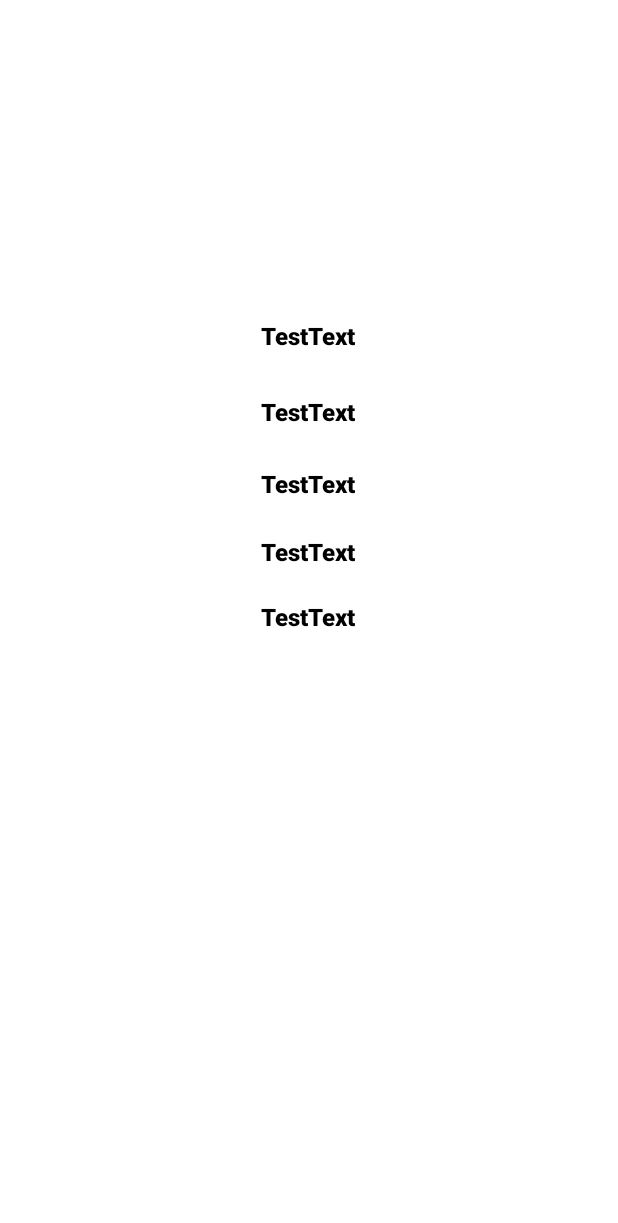
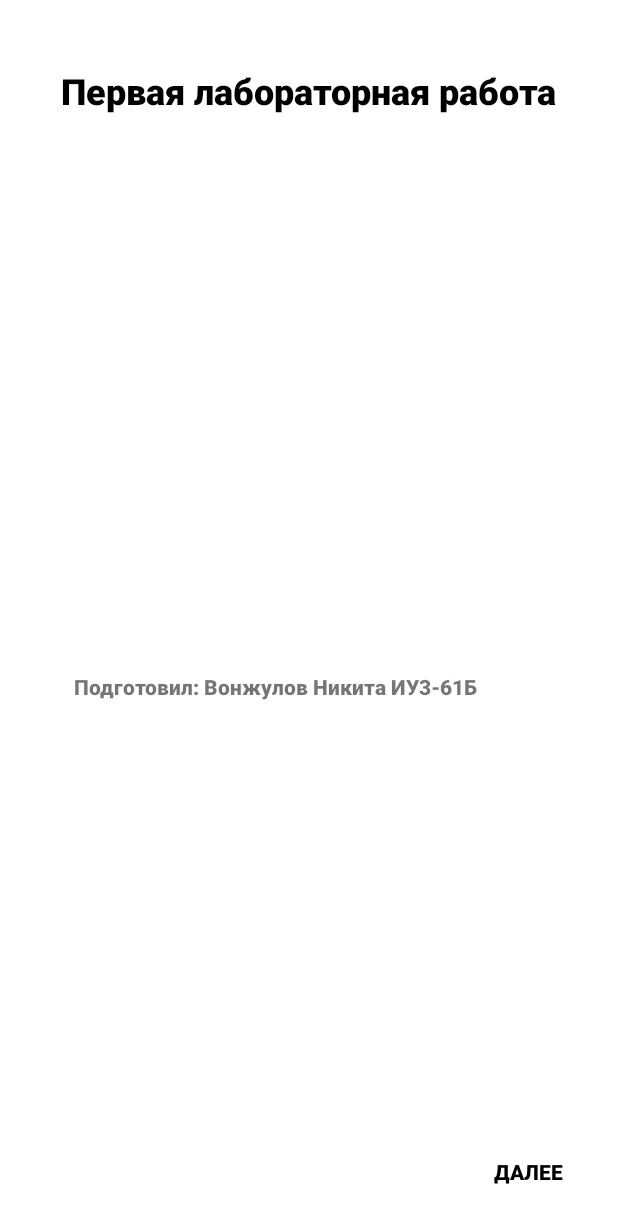
Before and after one commit to vvnikita74/C_and_Java_Android, an Android app: the layout activity_main.xml on its own in the app's theme, with its tools: preview values and no code run, on a phone screen of 412 x 824 dp. Shown: the top 1223 px of the screen. Run offline under Robolectric (Android 15) with nearby library versions, the phone set to English and light mode, and no system bars.

Commit message:
added button to change activity

```diff
--- a/app/build.gradle
+++ b/app/build.gradle
@@ -46,7 +46,6 @@ android {
 }
 
 dependencies {
-
     implementation 'androidx.appcompat:appcompat:1.4.1'
     implementation 'com.google.android.material:material:1.5.0'
     implementation 'androidx.constraintlayout:constraintlayout:2.1.3'
--- a/app/src/main/AndroidManifest.xml
+++ b/app/src/main/AndroidManifest.xml
@@ -20,6 +20,9 @@
                 <category android:name="android.intent.category.LAUNCHER" />
             </intent-filter>
         </activity>
+        <activity android:name=".FirstTaskActivity">
+
+        </activity>
     </application>
 
 </manifest>
--- a/app/src/main/res/layout/activity_main.xml
+++ b/app/src/main/res/layout/activity_main.xml
@@ -7,78 +7,46 @@
     tools:context=".MainActivity">
 
     <TextView
-        android:id="@+id/sample_text"
+        android:id="@+id/IntroText"
+        android:layout_width="wrap_content"
+        android:layout_height="wrap_content"
+        android:layout_marginTop="44dp"
+        android:fontFamily="sans-serif-black"
+        android:text="Первая лабораторная работа"
+        android:textColor="#000000"
+        android:textSize="24sp"
+        app:layout_constraintEnd_toEndOf="parent"
+        app:layout_constraintStart_toStartOf="parent"
+        app:layout_constraintTop_toTopOf="parent" />
+
+    <Button
+        android:id="@+id/NextButton"
+        style="@style/Widget.AppCompat.Button.Borderless"
         android:layout_width="wrap_content"
         android:layout_height="wrap_content"
         android:fontFamily="sans-serif-black"
-        android:text="TestText"
+        android:onClick="NextClick"
+        android:text="Далее"
         android:textColor="#000000"
-        android:textSize="16sp"
         app:layout_constraintBottom_toBottomOf="parent"
         app:layout_constraintEnd_toEndOf="parent"
-        app:layout_constraintHorizontal_bias="0.498"
+        app:layout_constraintHorizontal_bias="0.95"
         app:layout_constraintStart_toStartOf="parent"
         app:layout_constraintTop_toTopOf="parent"
-        app:layout_constraintVertical_bias="0.265" />
+        app:layout_constraintVertical_bias="0.976" />
 
     <TextView
-        android:id="@+id/sample_text2"
+        android:id="@+id/IntroText2"
         android:layout_width="wrap_content"
         android:layout_height="wrap_content"
         android:fontFamily="sans-serif-black"
-        android:text="TestText"
-        android:textColor="#000000"
-        android:textSize="16sp"
+        android:text="Подготовил: Вонжулов Никита ИУ3-61Б"
+        android:textSize="14sp"
         app:layout_constraintBottom_toBottomOf="parent"
         app:layout_constraintEnd_toEndOf="parent"
-        app:layout_constraintHorizontal_bias="0.498"
+        app:layout_constraintHorizontal_bias="0.345"
         app:layout_constraintStart_toStartOf="parent"
-        app:layout_constraintTop_toBottomOf="@+id/sample_text"
-        app:layout_constraintVertical_bias="0.050" />
-
-    <TextView
-        android:id="@+id/sample_text3"
-        android:layout_width="wrap_content"
-        android:layout_height="wrap_content"
-        android:fontFamily="sans-serif-black"
-        android:text="TestText"
-        android:textColor="#000000"
-        android:textSize="16sp"
-        app:layout_constraintBottom_toBottomOf="parent"
-        app:layout_constraintEnd_toEndOf="parent"
-        app:layout_constraintHorizontal_bias="0.498"
-        app:layout_constraintStart_toStartOf="parent"
-        app:layout_constraintTop_toBottomOf="@+id/sample_text2"
-        app:layout_constraintVertical_bias="0.050" />
-
-    <TextView
-        android:id="@+id/sample_text4"
-        android:layout_width="wrap_content"
-        android:layout_height="wrap_content"
-        android:fontFamily="sans-serif-black"
-        android:text="TestText"
-        android:textColor="#000000"
-        android:textSize="16sp"
-        app:layout_constraintBottom_toBottomOf="parent"
-        app:layout_constraintEnd_toEndOf="parent"
-        app:layout_constraintHorizontal_bias="0.498"
-        app:layout_constraintStart_toStartOf="parent"
-        app:layout_constraintTop_toBottomOf="@+id/sample_text3"
-        app:layout_constraintVertical_bias="0.050" />
-
-    <TextView
-        android:id="@+id/sample_text5"
-        android:layout_width="wrap_content"
-        android:layout_height="wrap_content"
-        android:fontFamily="sans-serif-black"
-        android:text="TestText"
-        android:textColor="#000000"
-        android:textSize="16sp"
-        app:layout_constraintBottom_toBottomOf="parent"
-        app:layout_constraintEnd_toEndOf="parent"
-        app:layout_constraintHorizontal_bias="0.498"
-        app:layout_constraintStart_toStartOf="parent"
-        app:layout_constraintTop_toBottomOf="@+id/sample_text4"
-        app:layout_constraintVertical_bias="0.050" />
+        app:layout_constraintTop_toTopOf="parent"
+        app:layout_constraintVertical_bias="0.557" />
 
 </androidx.constraintlayout.widget.ConstraintLayout>
```
Also changed, not shown: app/src/main/java/com/example/firstlab/MainActivity.java (+11 -47 lines).
